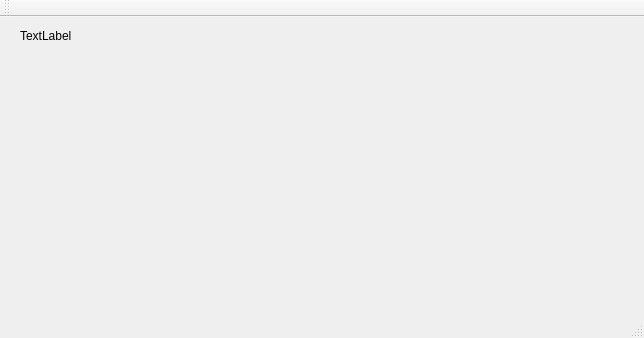
Above: mainwindow.ui from jakubbialas/PSS_lab before the change. Below: the same form after it.
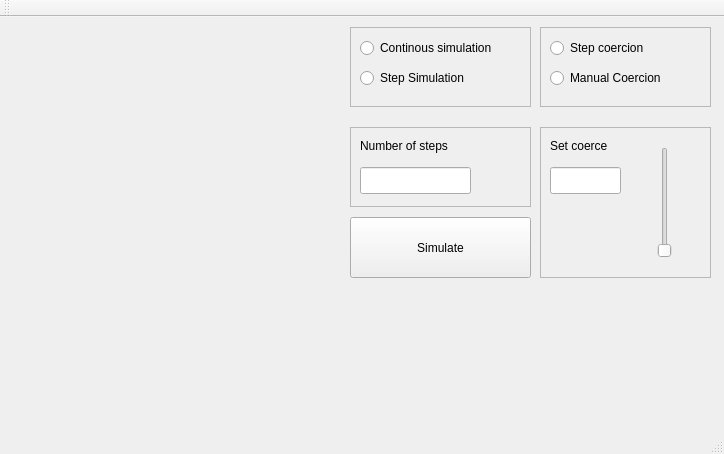
That is the form after the change. Custom widgets are drawn as their Qt base class.

```diff
--- a/mainwindow.ui
+++ b/mainwindow.ui
@@ -6,25 +6,220 @@
    <rect>
     <x>0</x>
     <y>0</y>
-    <width>644</width>
-    <height>338</height>
+    <width>724</width>
+    <height>454</height>
    </rect>
   </property>
   <property name="windowTitle">
    <string>MainWindow</string>
   </property>
   <widget class="QWidget" name="centralWidget">
-   <widget class="QLabel" name="label">
+   <widget class="QwtPlot" name="coercePlot">
     <property name="geometry">
      <rect>
       <x>20</x>
       <y>10</y>
-      <width>67</width>
-      <height>17</height>
+      <width>311</width>
+      <height>121</height>
+     </rect>
+    </property>
+   </widget>
+   <widget class="QwtPlot" name="responsePlot">
+    <property name="geometry">
+     <rect>
+      <x>20</x>
+      <y>140</y>
+      <width>311</width>
+      <height>121</height>
+     </rect>
+    </property>
+   </widget>
+   <widget class="QFrame" name="simFrame">
+    <property name="geometry">
+     <rect>
+      <x>350</x>
+      <y>10</y>
+      <width>181</width>
+      <height>80</height>
+     </rect>
+    </property>
+    <property name="frameShape">
+     <enum>QFrame::StyledPanel</enum>
+    </property>
+    <property name="frameShadow">
+     <enum>QFrame::Raised</enum>
+    </property>
+    <widget class="QRadioButton" name="contSimRadio">
+     <property name="geometry">
+      <rect>
+       <x>10</x>
+       <y>10</y>
+       <width>181</width>
+       <height>22</height>
+      </rect>
+     </property>
+     <property name="text">
+      <string>Continous simulation</string>
+     </property>
+    </widget>
+    <widget class="QRadioButton" name="stepSimRadio">
+     <property name="geometry">
+      <rect>
+       <x>10</x>
+       <y>40</y>
+       <width>141</width>
+       <height>22</height>
+      </rect>
+     </property>
+     <property name="text">
+      <string>Step Simulation</string>
+     </property>
+    </widget>
+   </widget>
+   <widget class="QFrame" name="stepFrame">
+    <property name="geometry">
+     <rect>
+      <x>350</x>
+      <y>110</y>
+      <width>181</width>
+      <height>80</height>
+     </rect>
+    </property>
+    <property name="frameShape">
+     <enum>QFrame::StyledPanel</enum>
+    </property>
+    <property name="frameShadow">
+     <enum>QFrame::Raised</enum>
+    </property>
+    <widget class="QLabel" name="label">
+     <property name="geometry">
+      <rect>
+       <x>10</x>
+       <y>10</y>
+       <width>121</width>
+       <height>17</height>
+      </rect>
+     </property>
+     <property name="text">
+      <string>Number of steps</string>
+     </property>
+    </widget>
+    <widget class="QLineEdit" name="stepNoEdit">
+     <property name="geometry">
+      <rect>
+       <x>10</x>
+       <y>40</y>
+       <width>111</width>
+       <height>27</height>
+      </rect>
+     </property>
+    </widget>
+   </widget>
+   <widget class="QFrame" name="coerceFrame">
+    <property name="geometry">
+     <rect>
+      <x>540</x>
+      <y>110</y>
+      <width>171</width>
+      <height>151</height>
+     </rect>
+    </property>
+    <property name="frameShape">
+     <enum>QFrame::StyledPanel</enum>
+    </property>
+    <property name="frameShadow">
+     <enum>QFrame::Raised</enum>
+    </property>
+    <widget class="QLabel" name="label_2">
+     <property name="geometry">
+      <rect>
+       <x>10</x>
+       <y>10</y>
+       <width>81</width>
+       <height>17</height>
+      </rect>
+     </property>
+     <property name="text">
+      <string>Set coerce</string>
+     </property>
+    </widget>
+    <widget class="QLineEdit" name="coerceEdit">
+     <property name="geometry">
+      <rect>
+       <x>10</x>
+       <y>40</y>
+       <width>71</width>
+       <height>27</height>
+      </rect>
+     </property>
+    </widget>
+    <widget class="QSlider" name="coerceSilder">
+     <property name="geometry">
+      <rect>
+       <x>110</x>
+       <y>20</y>
+       <width>29</width>
+       <height>111</height>
+      </rect>
+     </property>
+     <property name="orientation">
+      <enum>Qt::Vertical</enum>
+     </property>
+    </widget>
+   </widget>
+   <widget class="QFrame" name="setCoercionFrame">
+    <property name="geometry">
+     <rect>
+      <x>540</x>
+      <y>10</y>
+      <width>171</width>
+      <height>80</height>
+     </rect>
+    </property>
+    <property name="frameShape">
+     <enum>QFrame::StyledPanel</enum>
+    </property>
+    <property name="frameShadow">
+     <enum>QFrame::Raised</enum>
+    </property>
+    <widget class="QRadioButton" name="radioButton">
+     <property name="geometry">
+      <rect>
+       <x>10</x>
+       <y>10</y>
+       <width>141</width>
+       <height>22</height>
+      </rect>
+     </property>
+     <property name="text">
+      <string>Step coercion</string>
+     </property>
+    </widget>
+    <widget class="QRadioButton" name="radioButton_2">
+     <property name="geometry">
+      <rect>
+       <x>10</x>
+       <y>40</y>
+       <width>151</width>
+       <height>22</height>
+      </rect>
+     </property>
+     <property name="text">
+      <string>Manual Coercion</string>
+     </property>
+    </widget>
+   </widget>
+   <widget class="QPushButton" name="simBtn">
+    <property name="geometry">
+     <rect>
+      <x>350</x>
+      <y>200</y>
+      <width>181</width>
+      <height>61</height>
      </rect>
     </property>
     <property name="text">
-     <string>TextLabel</string>
+     <string>Simulate</string>
     </property>
    </widget>
   </widget>
@@ -49,6 +244,13 @@
   <widget class="QStatusBar" name="statusBar"/>
  </widget>
  <layoutdefault spacing="6" margin="11"/>
+ <customwidgets>
+  <customwidget>
+   <class>QwtPlot</class>
+   <extends>QFrame</extends>
+   <header>qwt_plot.h</header>
+  </customwidget>
+ </customwidgets>
  <resources/>
  <connections/>
 </ui>
```
Left out of the diff: 2 changed lines with no effect on the pictures.
